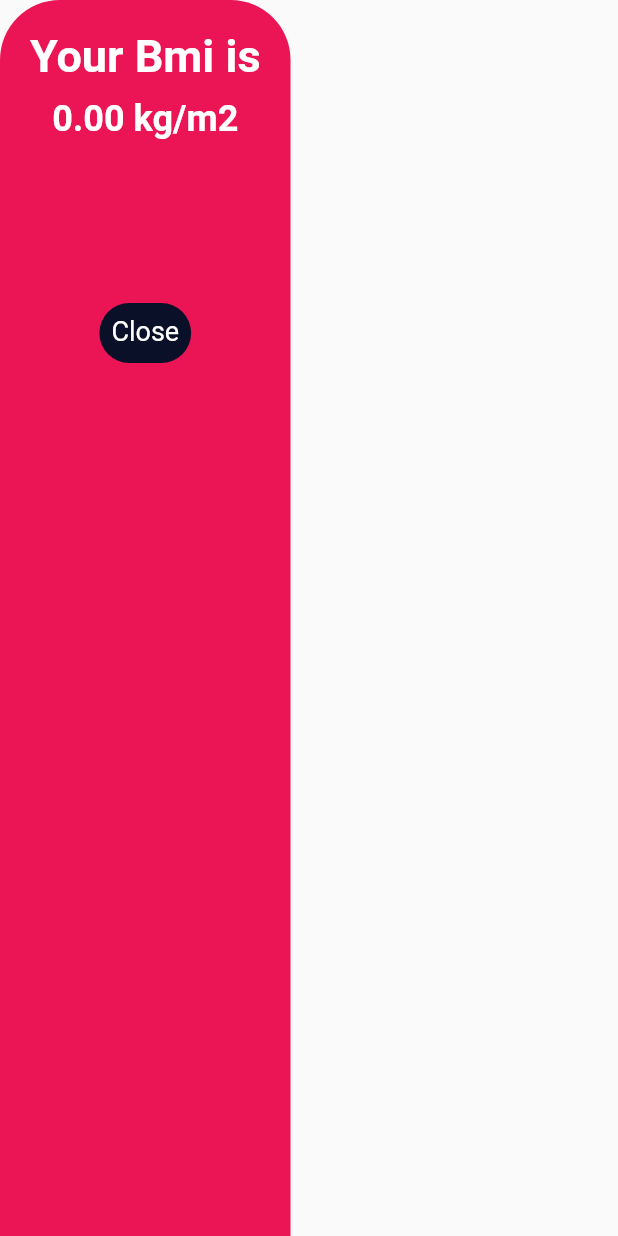
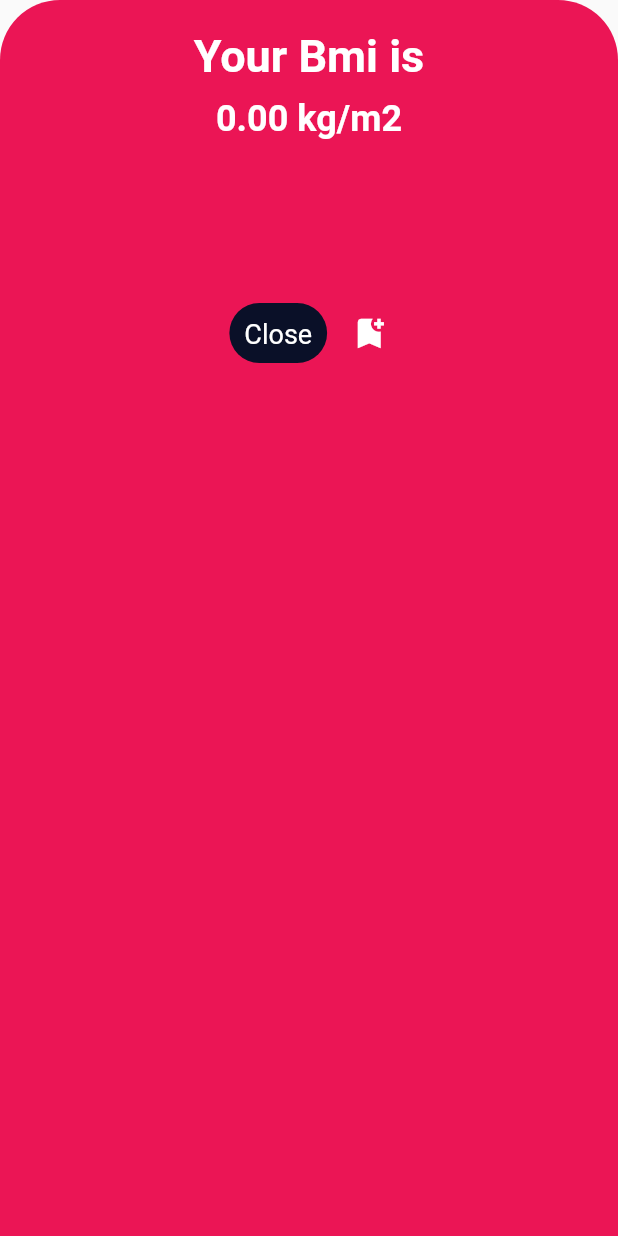
Before and after one commit to Anastasia9595/bmi, a Flutter app: the BMIDetail widget shown alone on an empty page, opened directly, on a phone screen of 412 x 824 dp. Run offline on Flutter 3.47's test engine with Material 2 defaults, Android fonts, the phone set to English and light mode, and no system bars; our stand-ins replace bloc, equatable, flutter_bloc, get, syncfusion_flutter_sliders; missing offline and left inert: syncfusion_flutter_core.

Commit message:
add model class in bmicubitstate class

```diff
--- a/lib/cubit/bmi_state.dart
+++ b/lib/cubit/bmi_state.dart
@@ -1,48 +1,32 @@
 part of 'bmi_cubit.dart';
 
 class BmiState extends Equatable {
-  final int age;
-  final int weight;
+  final Person person;
   final int selectedWeightIndex;
-  final double height;
-  final double bmiResult;
-  final Gender gender;
   final String bmiResultText;
   final String description;
 
   const BmiState({
-    required this.age,
-    required this.weight,
+    required this.person,
     required this.selectedWeightIndex,
-    required this.height,
-    required this.bmiResult,
-    required this.gender,
     required this.bmiResultText,
     required this.description,
   });
 
   @override
-  List<Object> get props => [age, weight, selectedWeightIndex, height, bmiResult, gender, bmiResultText, description];
+  List<Object> get props => [selectedWeightIndex, bmiResultText, description, person];
 
   BmiState copyWith({
-    int? age,
-    int? weight,
+    Person? person,
     int? selectedWeightIndex,
-    double? height,
-    double? bmiResult,
-    Gender? gender,
     String? bmiResultText,
     String? description,
   }) {
     return BmiState(
-      age: age ?? this.age,
-      weight: weight ?? this.weight,
       selectedWeightIndex: selectedWeightIndex ?? this.selectedWeightIndex,
-      height: height ?? this.height,
-      bmiResult: bmiResult ?? this.bmiResult,
-      gender: gender ?? this.gender,
       bmiResultText: bmiResultText ?? this.bmiResultText,
       description: description ?? this.description,
+      person: person ?? this.person,
     );
   }
 }
--- a/lib/model/person.dart
+++ b/lib/model/person.dart
@@ -4,36 +4,40 @@ import 'package:equatable/equatable.dart';
 import 'package:bmi_calculator/utils/constants.dart';
 
 class Person extends Equatable {
-  final int height;
+  final String name;
+  final double height;
   final int weight;
   final int age;
   final Gender gender;
-  final int selectedWeightIndex;
+  final double bmiResult;
 
   const Person({
-    required this.selectedWeightIndex,
+    required this.name,
     required this.height,
     required this.weight,
     required this.age,
     required this.gender,
+    required this.bmiResult,
   });
 
   @override
-  List<Object> get props => [height, weight, age, gender];
+  List<Object> get props => [height, weight, age, gender, bmiResult, name];
 
   Person copyWith({
-    int? height,
-    int? selectedWeightIndex,
+    String? name,
+    double? height,
     int? weight,
     int? age,
     Gender? gender,
+    double? bmiResult,
   }) {
     return Person(
+      name: name ?? this.name,
       height: height ?? this.height,
       weight: weight ?? this.weight,
       age: age ?? this.age,
       gender: gender ?? this.gender,
-      selectedWeightIndex: selectedWeightIndex ?? this.selectedWeightIndex,
+      bmiResult: bmiResult ?? this.bmiResult,
     );
   }
 }
--- a/lib/view/bmi_details/bmi_details.dart
+++ b/lib/view/bmi_details/bmi_details.dart
@@ -32,7 +32,7 @@ class BMIDetail extends StatelessWidget {
                 ),
                 const SizedBox(height: 10),
                 Text(
-                  '${state.bmiResult.toStringAsFixed(2)} kg/m2',
+                  '${state.person.bmiResult.toStringAsFixed(2)} kg/m2',
                   style: Styles.kTextStyleWhiteboldsubtitle,
                 ),
                 const SizedBox(height: 12),
@@ -46,18 +46,23 @@ class BMIDetail extends StatelessWidget {
                   style: Styles.kTextStyleWhite,
                 ),
                 const SizedBox(height: 25),
+                Row(
+                  mainAxisAlignment: MainAxisAlignment.center,
+                  children: [
                     InkWell(
                       onTap: () {
+                        context.read<BmiCubit>().clearInfo();
                         Navigator.pop(context);
                       },
                       child: Container(
                         height: 40,
-                    padding: const EdgeInsets.all(8),
+                        padding: const EdgeInsets.all(10),
                         decoration: BoxDecoration(
                           color: const Color(0xFF0A1028),
                           borderRadius: BorderRadius.circular(40),
                         ),
-                    child: const Text(
+                        child: const Center(
+                          child: Text(
                             'Close',
                             style: TextStyle(
                               color: Colors.white,
@@ -66,6 +71,11 @@ class BMIDetail extends StatelessWidget {
                             ),
                           ),
                         ),
+                      ),
+                    ),
+                    const SizedBox(width: 15),
+                    const Icon(Icons.bookmark_add, color: Colors.white, size: 26),
+                  ],
                 )
               ],
             )),
--- a/lib/view/home/widgets/age_card.dart
+++ b/lib/view/home/widgets/age_card.dart
@@ -33,7 +33,7 @@ class AgeCard extends StatelessWidget {
                     style: TextStyle(fontSize: 20, color: Styles.textColor),
                     children: [
                       TextSpan(
-                        text: '\n${state.age}',
+                        text: '\n${state.person.age}',
                         style: const TextStyle(fontSize: 16),
                       ),
                     ],
--- a/lib/view/home/widgets/height_card.dart
+++ b/lib/view/home/widgets/height_card.dart
@@ -33,7 +33,7 @@ class HeightCard extends StatelessWidget {
                     style: TextStyle(fontSize: 20, color: Styles.textColor),
                     children: [
                       TextSpan(
-                        text: '\n${state.height.toStringAsFixed(0)} cm',
+                        text: '\n${state.person.height.toStringAsFixed(0)} cm',
                         style: const TextStyle(fontSize: 16),
                       ),
                     ],
@@ -65,7 +65,7 @@ class HeightCard extends StatelessWidget {
                     showLabels: true,
                     thumbShape: TickMarkShape(),
                     minorTicksPerInterval: 5,
-                    value: state.height,
+                    value: state.person.height,
                     onChanged: (value) {
                       BlocProvider.of<BmiCubit>(context).setSelectedHeight(value);
                       // setState(() {
--- a/lib/view/home/widgets/weight_card.dart
+++ b/lib/view/home/widgets/weight_card.dart
@@ -14,6 +14,7 @@ class WeightCard extends StatelessWidget {
 
   @override
   Widget build(BuildContext context) {
+    final _scrollController = ScrollController();
     return Card(
       elevation: 10,
       shape: const RoundedRectangleBorder(
@@ -33,7 +34,7 @@ class WeightCard extends StatelessWidget {
                   style: TextStyle(fontSize: 20, color: Styles.textColor),
                   children: [
                     TextSpan(
-                      text: '\n${state.weight}',
+                      text: '\n${state.person.weight}',
                       style: const TextStyle(fontSize: 16),
                     ),
                   ],
@@ -62,6 +63,7 @@ class WeightCard extends StatelessWidget {
                         child: BlocBuilder<BmiCubit, BmiState>(
                           builder: (context, state) {
                             return ListView.builder(
+                              controller: _scrollController,
                               scrollDirection: Axis.horizontal,
                               itemCount: 100,
                               itemBuilder: ((context, index) {
```
Also changed, not shown: lib/cubit/bmi_cubit.dart (+48 -31 lines), lib/view/home/home.dart (+9 -9 lines). Lines whose indentation alone changed are shown as unchanged.
